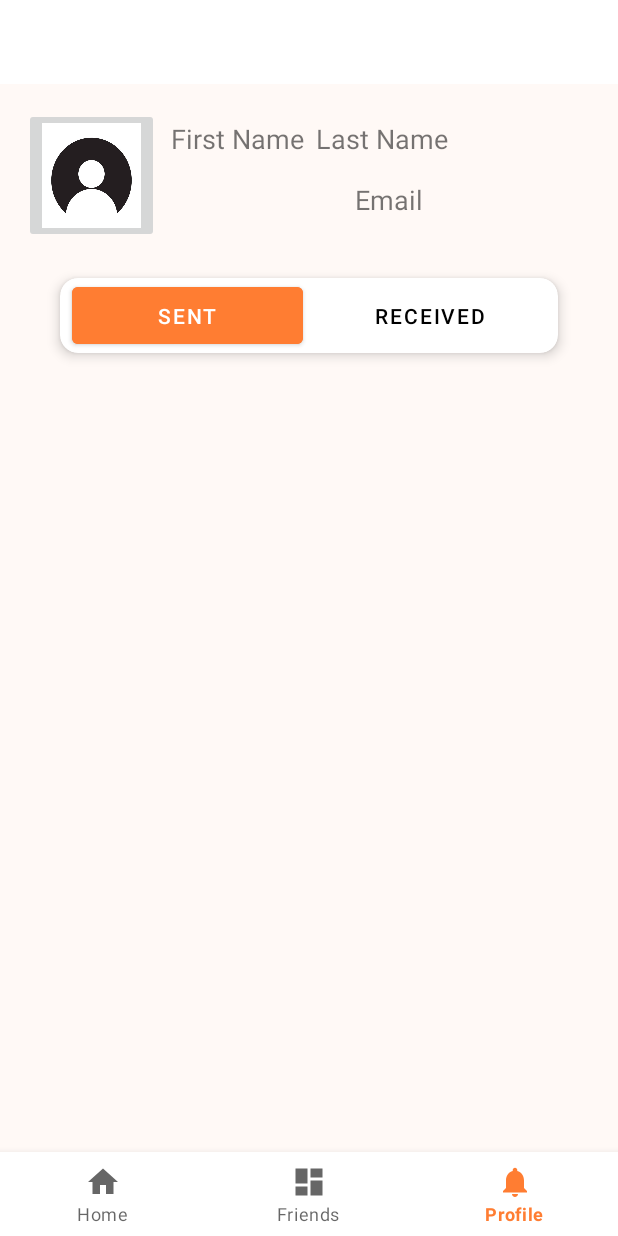
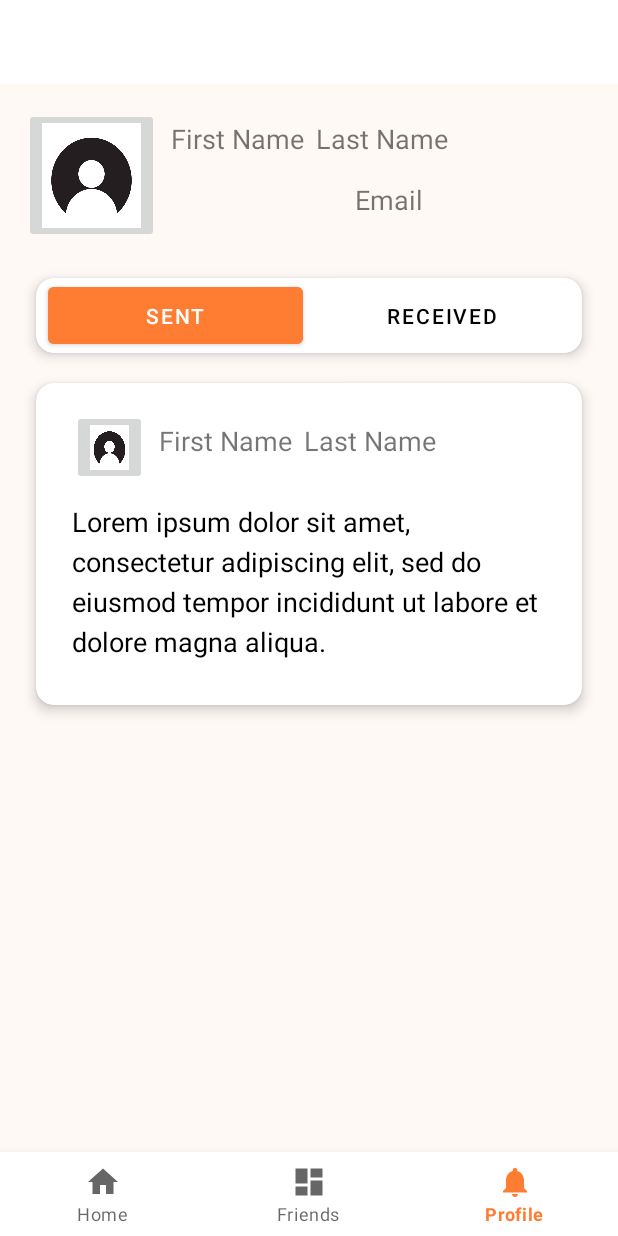
Before and after one commit to hrl-2024/FriendLink, an Android app: the ProfileFragment screen opened through its navigation route, on a phone screen of 412 x 824 dp. Run offline under Robolectric (Android 15) with nearby library versions, the phone set to English and light mode, and no system bars; our stand-ins replace Firebase (no records; nobody signed in at launch, a user with empty details on screens opened directly), navigation-ui; Roboto replaces fonts that are not available here.

Commit message:
Added text message card UI on the profile page

```diff
--- a/app/src/main/res/layout/fragment_profile.xml
+++ b/app/src/main/res/layout/fragment_profile.xml
@@ -56,8 +56,8 @@
         android:layout_width="match_parent"
         android:layout_height="wrap_content"
         android:layout_marginTop="40dp"
-        android:layout_marginLeft="40dp"
-        android:layout_marginRight="40dp"
+        android:layout_marginLeft="24dp"
+        android:layout_marginRight="24dp"
         app:cardElevation="5dp"
         app:cardCornerRadius="12dp"
         app:layout_constraintTop_toBottomOf="@+id/email"
@@ -93,7 +93,84 @@
                     android:stateListAnimator="@null"/>
 
             </LinearLayout>
-
     </androidx.cardview.widget.CardView>
 
+    <androidx.cardview.widget.CardView
+        android:id="@+id/textMessageCardView"
+        android:layout_width="match_parent"
+        android:layout_height="wrap_content"
+        android:layout_marginTop="20dp"
+        android:layout_marginLeft="24dp"
+        android:layout_marginRight="24dp"
+        app:cardElevation="5dp"
+        app:cardCornerRadius="12dp"
+        app:layout_constraintTop_toBottomOf="@+id/buttonsCardView"
+        app:layout_constraintStart_toStartOf="parent"
+        app:layout_constraintEnd_toEndOf="parent">
+
+<!--        Display the sender's profile picture, first name, last name, and date of the message-->
+        <LinearLayout
+            android:id="@+id/senderInfoContainer"
+            android:layout_width="match_parent"
+            android:layout_height="wrap_content"
+            android:orientation="horizontal"
+            android:layout_marginStart="24dp"
+            android:layout_marginEnd="24dp"
+            android:layout_marginTop="10dp">
+
+            <ImageButton
+                android:id="@+id/senderPic"
+                android:layout_width="50dp"
+                android:layout_height="50dp"
+                android:layout_marginTop="8dp"
+                android:scaleType="fitXY"
+                android:src="@drawable/profilepic"
+                app:layout_constraintStart_toStartOf="parent"
+                app:layout_constraintTop_toTopOf="parent" />
+
+            <TextView
+                android:id="@+id/senderFirstName"
+                android:layout_width="wrap_content"
+                android:layout_height="wrap_content"
+                android:layout_marginStart="8dp"
+                android:layout_marginTop="16dp"
+                android:text="@string/first_name"
+                android:textSize="@dimen/normal_text"
+                app:layout_constraintStart_toEndOf="@+id/profilePic"
+                app:layout_constraintTop_toTopOf="@+id/profilePic" />
+
+            <TextView
+                android:id="@+id/senderLastName"
+                android:layout_width="wrap_content"
+                android:layout_height="wrap_content"
+                android:layout_marginStart="8dp"
+                android:layout_marginTop="16dp"
+                android:text="@string/last_name"
+                android:textSize="@dimen/normal_text"
+                app:layout_constraintStart_toEndOf="@+id/firstName"
+                app:layout_constraintTop_toTopOf="@+id/firstName" />
+        </LinearLayout>
+
+    <LinearLayout
+        android:id="@+id/textSentContainer"
+        android:layout_width="match_parent"
+        android:layout_height="wrap_content"
+        android:orientation="horizontal"
+        android:layout_marginTop="80dp"
+        android:layout_marginBottom="30dp">
+
+        <TextView
+            android:id="@+id/textSent"
+            android:layout_width="wrap_content"
+            android:layout_height="wrap_content"
+            android:layout_marginStart="24dp"
+            android:layout_marginEnd="24dp"
+            android:text="@string/placeholder_text"
+            android:textSize="@dimen/normal_text"
+            android:textColor="@color/black"
+            android:lineSpacingExtra="5dp"
+            app:layout_constraintTop_toBottomOf="@+id/senderInfoContainer"
+            app:layout_constraintStart_toStartOf="parent" />
+    </LinearLayout>
+    </androidx.cardview.widget.CardView>
 </androidx.constraintlayout.widget.ConstraintLayout>
--- a/app/src/main/res/values/strings.xml
+++ b/app/src/main/res/values/strings.xml
@@ -40,5 +40,6 @@
     <string name="not_login">You have not login yet</string>
     <string name="sent">Sent</string>
     <string name="received">Received</string>
+    <string name="placeholder_text">Lorem ipsum dolor sit amet, consectetur adipiscing elit, sed do eiusmod tempor incididunt ut labore et dolore magna aliqua.</string>
 
 </resources>
```
